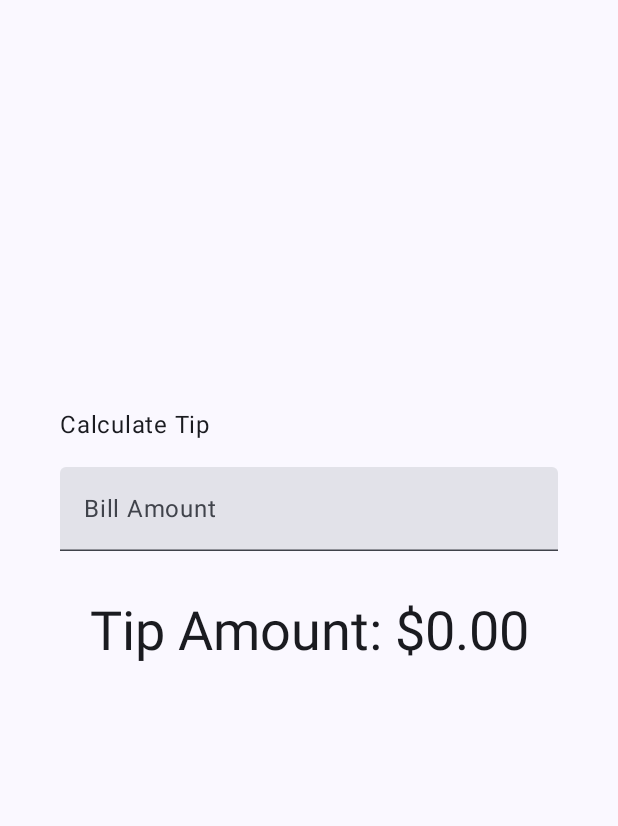
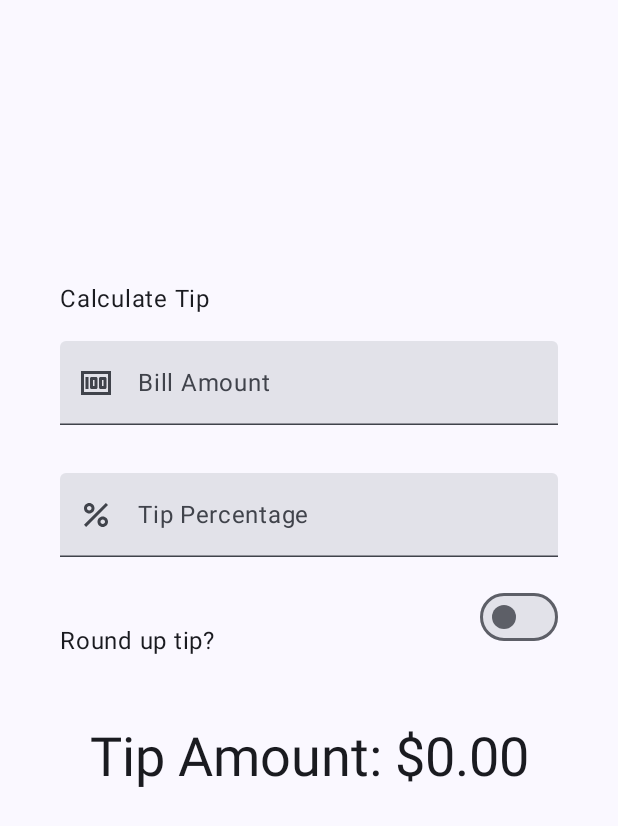
Before and after one commit to SokratesK/TipCalculate, an Android app built with Jetpack Compose: the screen it shows after launch (MainActivity), on a phone screen of 412 x 824 dp. Shown: the top 826 px of the screen. Run offline under Robolectric (Android 15) with nearby library versions, the phone set to English and light mode, and no system bars.

Commit message:
Fully Functional App

```diff
--- a/app/src/main/java/com/example/tipcalculatorsample/MainActivity.kt
+++ b/app/src/main/java/com/example/tipcalculatorsample/MainActivity.kt
@@ -4,20 +4,27 @@ import android.os.Bundle
 import androidx.activity.ComponentActivity
 import androidx.activity.compose.setContent
 import androidx.activity.enableEdgeToEdge
+import androidx.annotation.DrawableRes
+import androidx.annotation.StringRes
 import androidx.compose.foundation.layout.Arrangement
 import androidx.compose.foundation.layout.Column
+import androidx.compose.foundation.layout.Row
 import androidx.compose.foundation.layout.Spacer
 import androidx.compose.foundation.layout.fillMaxSize
 import androidx.compose.foundation.layout.fillMaxWidth
 import androidx.compose.foundation.layout.height
 import androidx.compose.foundation.layout.padding
 import androidx.compose.foundation.layout.safeDrawingPadding
+import androidx.compose.foundation.layout.size
 import androidx.compose.foundation.layout.statusBarsPadding
+import androidx.compose.foundation.layout.wrapContentWidth
 import androidx.compose.foundation.rememberScrollState
 import androidx.compose.foundation.text.KeyboardOptions
 import androidx.compose.foundation.verticalScroll
+import androidx.compose.material3.Icon
 import androidx.compose.material3.MaterialTheme
 import androidx.compose.material3.Surface
+import androidx.compose.material3.Switch
 import androidx.compose.material3.Text
 import androidx.compose.material3.TextField
 import androidx.compose.runtime.Composable
@@ -27,7 +34,9 @@ import androidx.compose.runtime.remember
 import androidx.compose.runtime.setValue
 import androidx.compose.ui.Alignment
 import androidx.compose.ui.Modifier
+import androidx.compose.ui.res.painterResource
 import androidx.compose.ui.res.stringResource
+import androidx.compose.ui.text.input.ImeAction
 import androidx.compose.ui.text.input.KeyboardType
 import androidx.compose.ui.tooling.preview.Preview
 import androidx.compose.ui.unit.dp
@@ -59,9 +68,12 @@ fun TipTimeLayout() {
 
     var amountInput by remember { mutableStateOf("") }
 
-    val amount = amountInput.toDoubleOrNull() ?: 0
+    val amount = amountInput.toDoubleOrNull() ?: 0.0
 
-    val tip = calculateTip(amount.toDouble())
+    var roundUp by remember { mutableStateOf(false) }
+    var tipInput by remember { mutableStateOf("") }
+    val tipPercent = tipInput.toDoubleOrNull() ?: 0.0
+    val tip = calculateTip(amount, tipPercent, roundUp)
 
 
     Column(
@@ -84,11 +96,33 @@ fun TipTimeLayout() {
         EditNumberField(
             value = amountInput,
             onValueChange = { amountInput = it },
-
+            label = R.string.bill_amount,
+            leadingIcon = R.drawable.money,
+            keyboardOptions = KeyboardOptions.Default.copy(
+                keyboardType = KeyboardType.Number,
+                imeAction = ImeAction.Next
+            ),
             modifier = Modifier
                 .padding(bottom = 32.dp)
                 .fillMaxWidth()
         )
+
+        EditNumberField(value =tipInput ,
+            onValueChange = {tipInput = it},
+            label = R.string.how_was_the_service,
+            leadingIcon = R.drawable.percent,
+            keyboardOptions = KeyboardOptions.Default.copy(
+                keyboardType = KeyboardType.Number,
+                imeAction = ImeAction.Done
+            ),
+            modifier = Modifier
+                .padding(bottom = 32.dp)
+                .fillMaxWidth())
+
+
+        RoundTheTip(roundUp = roundUp,
+            onRoundUpChanged = {roundUp = it},
+            modifier = Modifier.padding(bottom = 32.dp))
 
 
         Text(
@@ -101,23 +135,52 @@ fun TipTimeLayout() {
 }
 
 @Composable
-fun EditNumberField(value: String, onValueChange: (String) -> Unit, modifier: Modifier = Modifier) {
+fun RoundTheTip(
+    roundUp:Boolean,
+    onRoundUpChanged: (Boolean) -> Unit,
+    modifier: Modifier = Modifier){
+    Row(modifier = modifier
+        .fillMaxWidth()
+        .size(48.dp),
+        verticalAlignment = Alignment.CenterVertically) {
+            Text(text = stringResource(id = R.string.round_up_tip))
+        Switch(checked = roundUp,
+            onCheckedChange = onRoundUpChanged ,
+            modifier = modifier
+                .fillMaxWidth()
+                .wrapContentWidth(Alignment.End))
+    }
+
+}
+
+
+@Composable
+fun EditNumberField(value: String,
+                    onValueChange: (String) -> Unit,
+                    @StringRes label: Int,
+                    @DrawableRes leadingIcon : Int,
+                    keyboardOptions: KeyboardOptions,
+                    modifier: Modifier = Modifier) {
 
 
     TextField(
         value = value,
         onValueChange = onValueChange,
-        label = { Text(text = stringResource(id = R.string.bill_amount)) },
+        label = { Text(stringResource(label)) },
+        leadingIcon = { Icon(painter = painterResource(id = leadingIcon),null )},
+        keyboardOptions = keyboardOptions,
         singleLine = true,
-        keyboardOptions = KeyboardOptions(keyboardType = KeyboardType.Number),
         modifier = modifier
     )
 }
 
 
 //Calculate the Tip function
-private fun calculateTip(amount: Double, tipPercent: Double = 15.0): String {
-    val tip = tipPercent / 100 * amount
+private fun calculateTip(amount: Double, tipPercent: Double = 15.0, roundUp: Boolean): String {
+    var tip = tipPercent / 100 * amount
+    if (roundUp){
+        tip = kotlin.math.ceil(tip)
+    }
     return NumberFormat.getCurrencyInstance().format(tip)
 
 }
--- /dev/null
+++ b/app/src/main/res/drawable/money.xml
@@ -0,0 +1,6 @@
+<vector android:height="24dp" android:tint="#000000"
+    android:viewportHeight="24" android:viewportWidth="24"
+    android:width="24dp" xmlns:android="http://schemas.android.com/apk/res/android">
+    <path android:fillColor="@android:color/white" android:pathData="M5,8h2v8L5,16zM12,8L9,8c-0.55,0 -1,0.45 -1,1v6c0,0.55 0.45,1 1,1h3c0.55,0 1,-0.45 1,-1L13,9c0,-0.55 -0.45,-1 -1,-1zM11,14h-1v-4h1v4zM18,8h-3c-0.55,0 -1,0.45 -1,1v6c0,0.55 0.45,1 1,1h3c0.55,0 1,-0.45 1,-1L19,9c0,-0.55 -0.45,-1 -1,-1zM17,14h-1v-4h1v4z"/>
+    <path android:fillColor="@android:color/white" android:pathData="M2,4v16h20L22,4L2,4zM4,18L4,6h16v12L4,18z"/>
+</vector>
--- /dev/null
+++ b/app/src/main/res/drawable/percent.xml
@@ -0,0 +1,7 @@
+<vector android:height="24dp" android:tint="#000000"
+    android:viewportHeight="24" android:viewportWidth="24"
+    android:width="24dp" xmlns:android="http://schemas.android.com/apk/res/android">
+    <path android:fillColor="@android:color/white" android:pathData="M7.5,11C9.43,11 11,9.43 11,7.5S9.43,4 7.5,4S4,5.57 4,7.5S5.57,11 7.5,11zM7.5,6C8.33,6 9,6.67 9,7.5S8.33,9 7.5,9S6,8.33 6,7.5S6.67,6 7.5,6z"/>
+    <path android:fillColor="@android:color/white" android:pathData="M4.0025,18.5831l14.5875,-14.5875l1.4142,1.4142l-14.5875,14.5875z"/>
+    <path android:fillColor="@android:color/white" android:pathData="M16.5,13c-1.93,0 -3.5,1.57 -3.5,3.5s1.57,3.5 3.5,3.5s3.5,-1.57 3.5,-3.5S18.43,13 16.5,13zM16.5,18c-0.83,0 -1.5,-0.67 -1.5,-1.5s0.67,-1.5 1.5,-1.5s1.5,0.67 1.5,1.5S17.33,18 16.5,18z"/>
+</vector>
--- a/app/src/main/res/values/strings.xml
+++ b/app/src/main/res/values/strings.xml
@@ -3,4 +3,6 @@
     <string name="calculate_tip">Calculate Tip</string>
     <string name="bill_amount">Bill Amount</string>
     <string name="tip_amount">Tip Amount: %s</string>
+    <string name="how_was_the_service">Tip Percentage</string>
+    <string name="round_up_tip">Round up tip?</string>
 </resources>
```
